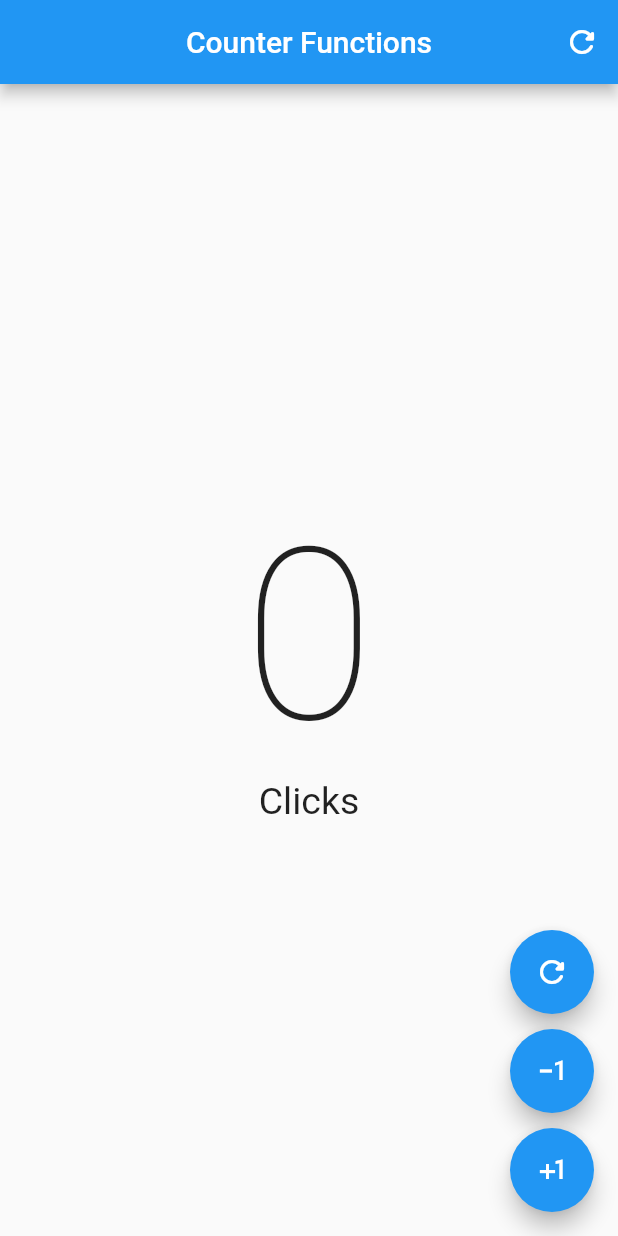
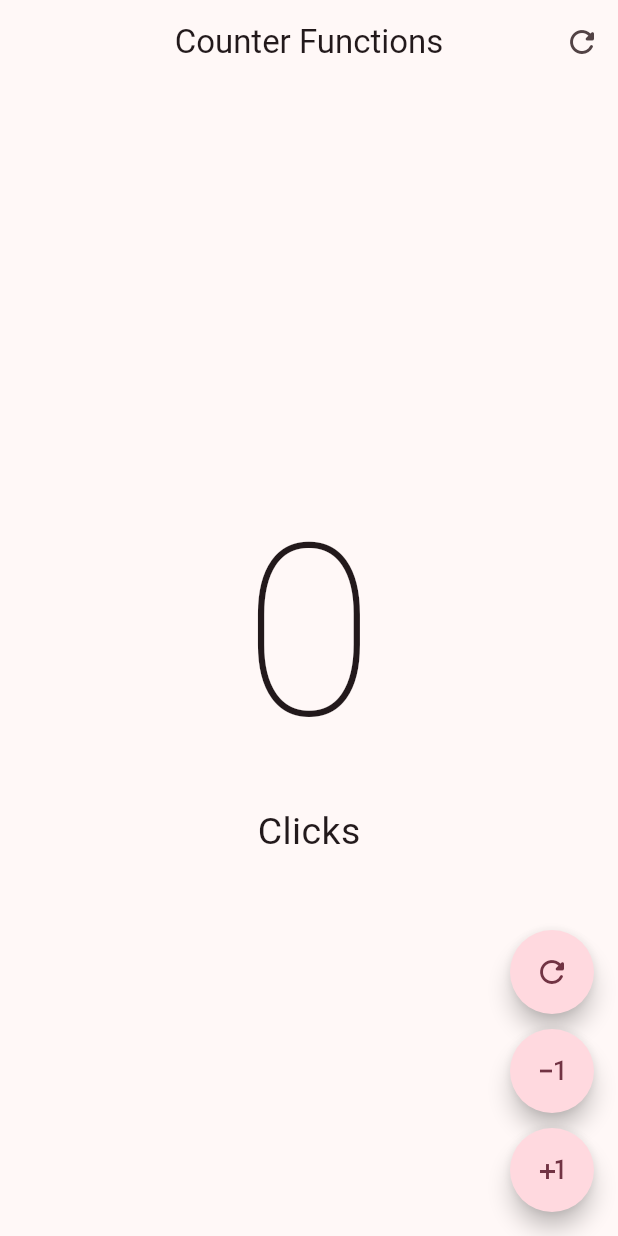
Before and after one commit to roquemolina/Flutter, a Flutter app: the CounterFunctionsScreen screen opened directly, on a phone screen of 412 x 824 dp. Run offline on Flutter 3.47's test engine with Material 2 defaults, Android fonts, the phone set to English and light mode, and no system bars; our stand-ins replace animate_do, dio, video_player.

Commit message:
apptheme length

```diff
--- /dev/null
+++ b/widgets_app/lib/config/theme/app_theme.dart
@@ -0,0 +1,35 @@
+import 'package:flutter/material.dart';
+
+const Color _customColor = Color(0xFFFF9000);
+
+const List<Color> colorList = [
+  _customColor,
+  Colors.blue,
+  Colors.yellow,
+  Colors.pink,
+  Colors.black,
+  Colors.green,
+  Colors.teal,
+  Colors.orange,
+  Colors.pinkAccent,
+];
+
+class AppTheme {
+  final int selectedColor;
+//constructor
+  AppTheme({
+    this.selectedColor = 0,
+    })
+    : assert(selectedColor >= 0,
+     'Selected color must be greater than 0'),
+      assert(selectedColor < colorList.length,
+     'Selected color must be smaller than available color list');
+
+  ThemeData getTheme() {
+    return ThemeData(
+      useMaterial3: true,
+      colorSchemeSeed: colorList[selectedColor],
+      brightness: Brightness.light,
+    );
+  }
+}
--- a/yes_no_app/lib/config/theme/app_theme.dart
+++ b/yes_no_app/lib/config/theme/app_theme.dart
@@ -15,7 +15,7 @@ class AppTheme {
   final int selectedColor;
 //constructor
   AppTheme({this.selectedColor = 0,})
-    : assert(selectedColor >= 0 && selectedColor < _colorThemes.length - 1,
+    : assert(selectedColor >= 0 && selectedColor < _colorThemes.length,
      'Selected color cannot be smaller than 0');
 
   ThemeData theme() {
```
Also changed, not shown: widgets_app/lib/main.dart (+5 -2 lines).
